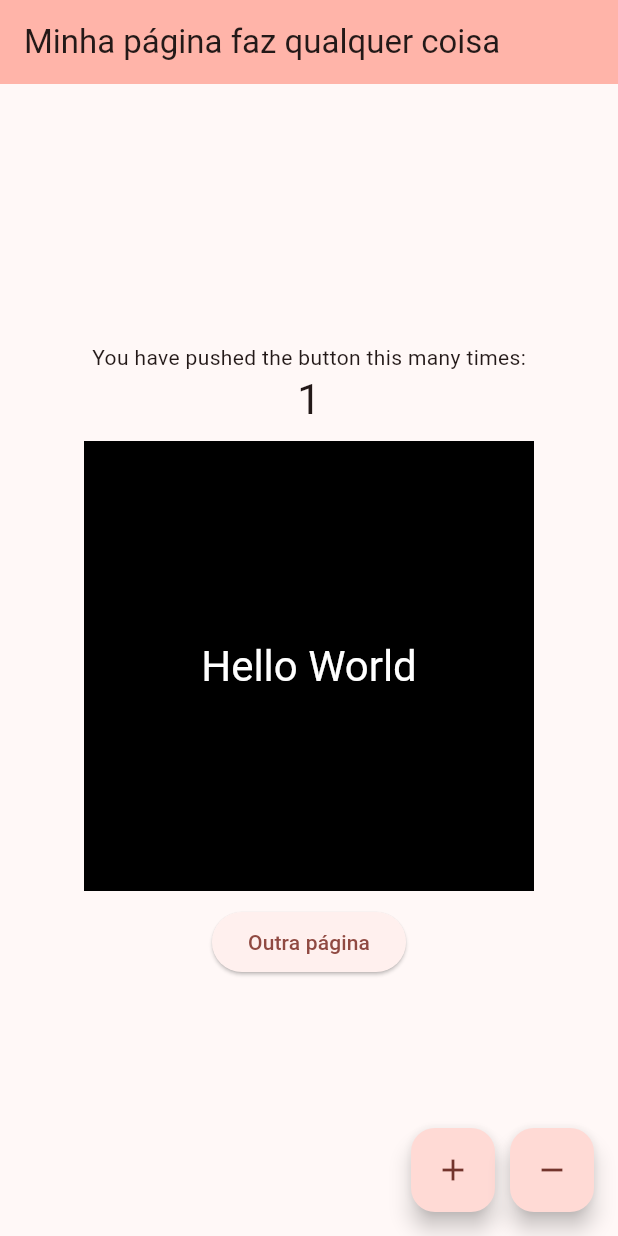
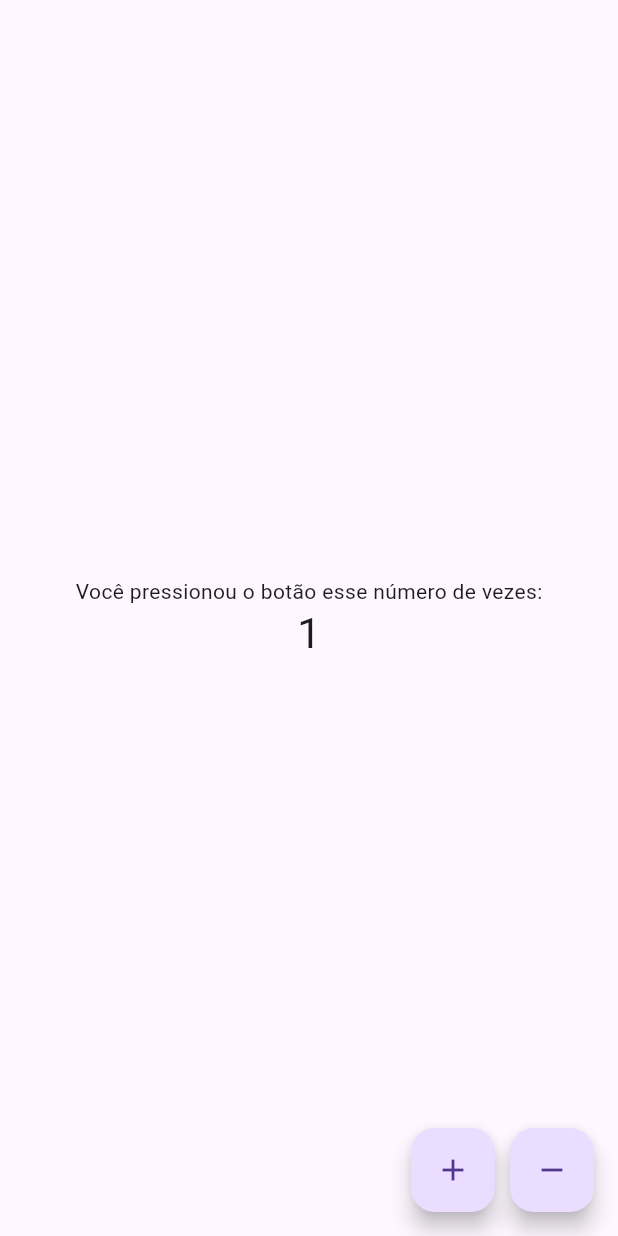
Before and after one commit to brendosousa/app-flutter, a Flutter app: the screen it shows after launch, after a tap on the "add" icon, on a phone screen of 412 x 824 dp. Run offline on Flutter 3.47's test engine with Material 3 defaults, Android fonts, the phone set to English and light mode, and no system bars.

Commit message:
Atualizando o app para lidar com estados

```diff
--- a/meu_primeiro_app/lib/main.dart
+++ b/meu_primeiro_app/lib/main.dart
@@ -1,10 +1,27 @@
 import 'package:flutter/material.dart';
-import 'package:meu_primeiro_app/second_page.dart';
+import 'package:meu_primeiro_app/pages/second_page.dart';
+
+//Aqui roda o app
+void main() {
+  runApp(Home());
+}
+
+//Aqui é construída a classe "widget" que vai rodar a tela inicial
+class Home extends StatelessWidget {
+  @override
+  Widget build(BuildContext context) {
+    return MaterialApp(
+      debugShowCheckedModeBanner: false,
+      title: 'Minha página faz qualquer coisa',
+      home: TelaInicial(),
+    );
+  }
+}
 
 /*void main() {
 
   runApp(MyApp());
-}*/
+}
 
 void main() => runApp(
   MaterialApp(
@@ -135,14 +152,14 @@ class _MyHomePageState extends State<MyHomePage> {
                 ),
                 padding: const EdgeInsets.all(10.0),
                 margin: const EdgeInsets.all(10.0),
-                color: Colors.black,
+                color: Colors.white,
                 alignment: Alignment.center,
                 /*transform: Matrix4.rotationZ(0.1),*/
                 child: Text('Hello World',
                   style: Theme.of(context)
                       .textTheme
                       .headlineMedium!
-                      .copyWith(color: Colors.white)),
+                      .copyWith(color: Colors.black)),
             ),
             ElevatedButton(
               child: Text("Outra página"),
@@ -178,4 +195,4 @@ class _MyHomePageState extends State<MyHomePage> {
     );   // This trailing comma makes auto-formatting nicer for build methods.
 
   }
-}
+}*/
--- /dev/null
+++ b/meu_primeiro_app/lib/pages/second_page.dart
@@ -0,0 +1,66 @@
+import 'package:flutter/material.dart';
+
+//Aqui é criado o app
+class TelaInicial extends StatefulWidget {
+  @override
+  _TelaInicialState createState() => _TelaInicialState();
+}
+
+//Aqui é criado o estado do widget TelaInicial
+//Esse estado é o que vai mudar quando o usuário interagir com a tela
+//O estado é criado como uma classe que estende State<TelaInicial>
+//Essa classe é onde você vai colocar as variáveis que vão mudar
+//e os métodos que vão ser chamados quando o usuário interagir com a tela
+//Essa classe é onde você vai colocar o código que vai ser executado quando o widget for criado/atualizado
+class _TelaInicialState extends State<TelaInicial> {
+  int _counter = 0;
+
+  void _incrementCounter() {
+    setState(() {
+      _counter++;
+    });
+  }
+
+  void _decrementCounter() {
+    setState(() {
+     _counter--;
+    });
+  }
+
+  @override
+  Widget build(BuildContext context) {
+    return Scaffold(
+      body: Center(
+        child: Column(
+          mainAxisAlignment: MainAxisAlignment.center,
+          children: <Widget>[
+            const Text('Você pressionou o botão esse número de vezes:'),
+            Text(
+              '$_counter',
+              style: Theme.of(context).textTheme.headlineMedium,
+            ),
+          ]
+        )),
+      floatingActionButton: Row(
+        mainAxisAlignment: MainAxisAlignment.end,
+        children: <Widget>[
+          FloatingActionButton(
+            onPressed: _incrementCounter,
+            tooltip: 'Increment',
+            child: const Icon(Icons.add),
+          ),
+          const SizedBox(
+            width: 10.0,
+          ),
+          FloatingActionButton(
+            onPressed: _decrementCounter,
+            tooltip: 'Decrement',
+            child: const Icon(Icons.remove),
+          ),
+        ],
+      ),
+
+    );
+
+  }
+}
```
Also changed, not shown: meu_primeiro_app/lib/second_page.dart (deleted, +0 -67 lines), 3 other files.
